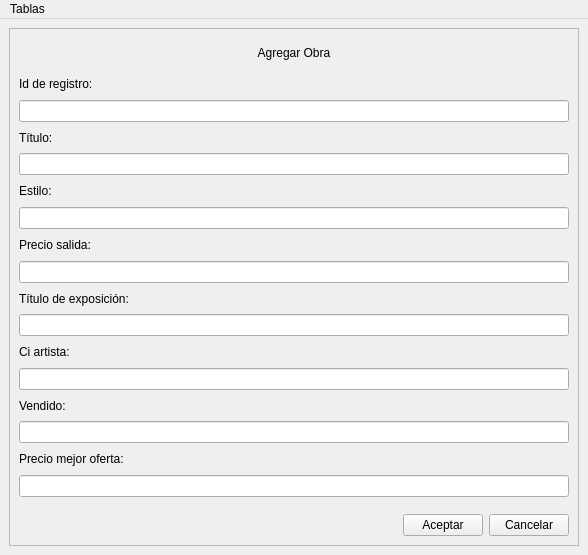
This is interfaz_secundaria.ui in Angelggp/Angelggp as Qt 5 draws it before an edit. The edited form follows.
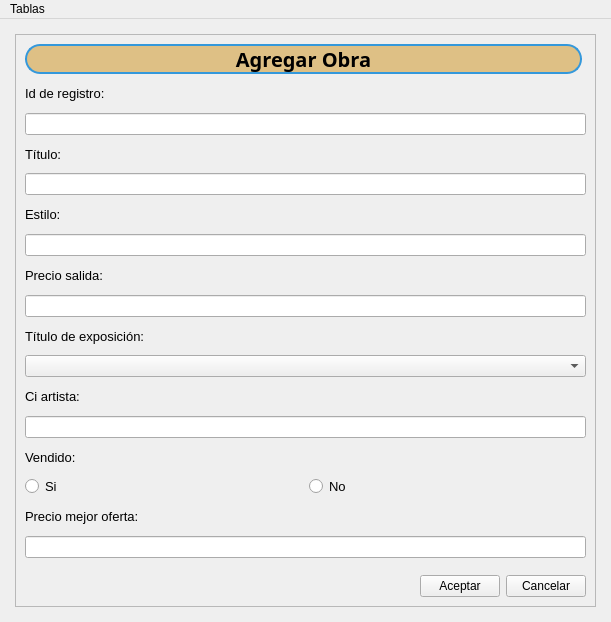
This is the edited form. The open tabs and pages were chosen to show the change.

```diff
--- a/interfaz_secundaria.ui
+++ b/interfaz_secundaria.ui
@@ -6,17 +6,41 @@
    <rect>
     <x>0</x>
     <y>0</y>
-    <width>588</width>
-    <height>555</height>
+    <width>611</width>
+    <height>622</height>
    </rect>
   </property>
   <property name="windowTitle">
    <string>MainWindow</string>
   </property>
+  <property name="styleSheet">
+   <string notr="true"/>
+  </property>
   <widget class="QWidget" name="centralwidget">
-   <layout class="QGridLayout" name="gridLayout">
-    <item row="0" column="0">
+   <property name="styleSheet">
+    <string notr="true">*{background: }</string>
+   </property>
+   <layout class="QVBoxLayout" name="verticalLayout_7" stretch="0">
+    <property name="spacing">
+     <number>15</number>
+    </property>
+    <property name="leftMargin">
+     <number>15</number>
+    </property>
+    <property name="topMargin">
+     <number>15</number>
+    </property>
+    <property name="rightMargin">
+     <number>15</number>
+    </property>
+    <property name="bottomMargin">
+     <number>15</number>
+    </property>
+    <item>
      <widget class="QFrame" name="frame">
+      <property name="styleSheet">
+       <string notr="true"/>
+      </property>
       <property name="frameShape">
        <enum>QFrame::StyledPanel</enum>
       </property>
@@ -38,6 +62,36 @@
        </property>
        <item>
         <widget class="QStackedWidget" name="stacked_widget">
+         <property name="styleSheet">
+          <string notr="true">#label_telefono{
+	background-color: #DEC085 ;
+	border: 2px solid #3498db;
+	border-radius: 15px;
+	margin-right: 4px;
+}
+
+#label_2{
+	background-color: #DEC085 ;
+	border: 2px solid #3498db;
+	border-radius: 15px;
+	margin-right: 4px;
+}
+
+#label_7{
+	background-color:#DEC085 ; 
+	border: 2px solid #3498db;
+	border-radius: 15px;
+	margin-right: 4px;
+}
+
+#label_13{
+	background-color:#DEC085 ; 
+	border: 2px solid #3498db;
+	border-radius: 15px;
+	margin-right: 4px;
+}
+</string>
+         </property>
          <property name="currentIndex">
           <number>3</number>
          </property>
@@ -266,7 +320,7 @@
           </layout>
          </widget>
          <widget class="QWidget" name="page_obra">
-          <layout class="QVBoxLayout" name="verticalLayout_7">
+          <layout class="QVBoxLayout" name="verticalLayout_10">
            <item>
             <widget class="QLabel" name="label_13">
              <property name="maximumSize">
@@ -275,6 +329,14 @@
                <height>30</height>
               </size>
              </property>
+             <property name="font">
+              <font>
+               <family>Mongolian Baiti</family>
+               <pointsize>15</pointsize>
+               <weight>75</weight>
+               <bold>true</bold>
+              </font>
+             </property>
              <property name="text">
               <string>Agregar Obra</string>
              </property>
@@ -295,6 +357,11 @@
                </property>
                <item>
                 <widget class="QLabel" name="label_14">
+                 <property name="font">
+                  <font>
+                   <pointsize>10</pointsize>
+                  </font>
+                 </property>
                  <property name="text">
                   <string>Id de registro:</string>
                  </property>
@@ -305,6 +372,11 @@
                </item>
                <item>
                 <widget class="QLabel" name="label_15">
+                 <property name="font">
+                  <font>
+                   <pointsize>10</pointsize>
+                  </font>
+                 </property>
                  <property name="text">
                   <string>Título:</string>
                  </property>
@@ -315,6 +387,11 @@
                </item>
                <item>
                 <widget class="QLabel" name="label_16">
+                 <property name="font">
+                  <font>
+                   <pointsize>10</pointsize>
+                  </font>
+                 </property>
                  <property name="text">
                   <string>Estilo:</string>
                  </property>
@@ -325,6 +402,11 @@
                </item>
                <item>
                 <widget class="QLabel" name="label_17">
+                 <property name="font">
+                  <font>
+                   <pointsize>10</pointsize>
+                  </font>
+                 </property>
                  <property name="text">
                   <string>Precio salida:</string>
                  </property>
@@ -335,16 +417,26 @@
                </item>
                <item>
                 <widget class="QLabel" name="label_18">
+                 <property name="font">
+                  <font>
+                   <pointsize>10</pointsize>
+                  </font>
+                 </property>
                  <property name="text">
                   <string>Título de exposición:</string>
                  </property>
                 </widget>
                </item>
                <item>
-                <widget class="QLineEdit" name="lineEdit_11"/>
+                <widget class="QComboBox" name="comboBox_titulo_exposicion"/>
                </item>
                <item>
                 <widget class="QLabel" name="label_19">
+                 <property name="font">
+                  <font>
+                   <pointsize>10</pointsize>
+                  </font>
+                 </property>
                  <property name="text">
                   <string>Ci artista:</string>
                  </property>
@@ -355,16 +447,51 @@
                </item>
                <item>
                 <widget class="QLabel" name="label_20">
+                 <property name="font">
+                  <font>
+                   <pointsize>10</pointsize>
+                  </font>
+                 </property>
                  <property name="text">
                   <string>Vendido:</string>
                  </property>
                 </widget>
                </item>
                <item>
-                <widget class="QLineEdit" name="lineEdit_13"/>
+                <layout class="QHBoxLayout" name="horizontalLayout_6">
+                 <item>
+                  <widget class="QRadioButton" name="radioButton_2">
+                   <property name="font">
+                    <font>
+                     <pointsize>10</pointsize>
+                    </font>
+                   </property>
+                   <property name="text">
+                    <string>Si</string>
+                   </property>
+                  </widget>
+                 </item>
+                 <item>
+                  <widget class="QRadioButton" name="radioButton">
+                   <property name="font">
+                    <font>
+                     <pointsize>10</pointsize>
+                    </font>
+                   </property>
+                   <property name="text">
+                    <string>No</string>
+                   </property>
+                  </widget>
+                 </item>
+                </layout>
                </item>
                <item>
                 <widget class="QLabel" name="label_21">
+                 <property name="font">
+                  <font>
+                   <pointsize>10</pointsize>
+                  </font>
+                 </property>
                  <property name="text">
                   <string>Precio mejor oferta:</string>
                  </property>
@@ -528,7 +655,7 @@
     <rect>
      <x>0</x>
      <y>0</y>
-     <width>588</width>
+     <width>611</width>
      <height>26</height>
     </rect>
    </property>
```
Left out of the diff: 159 changed lines with no effect on the pictures.
